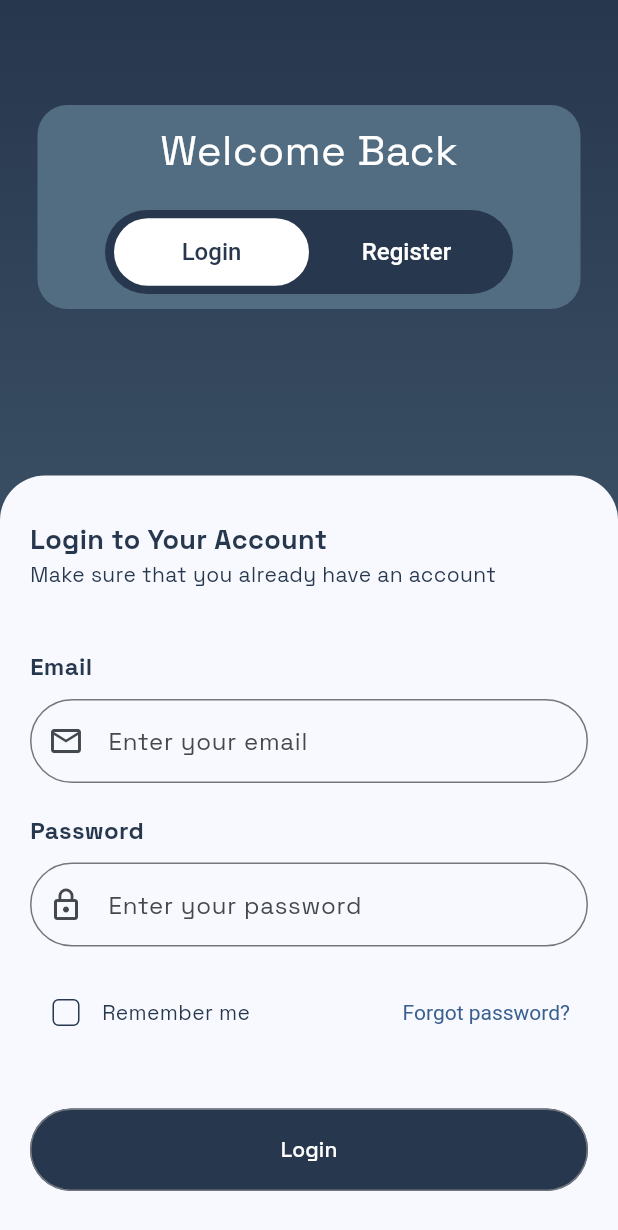
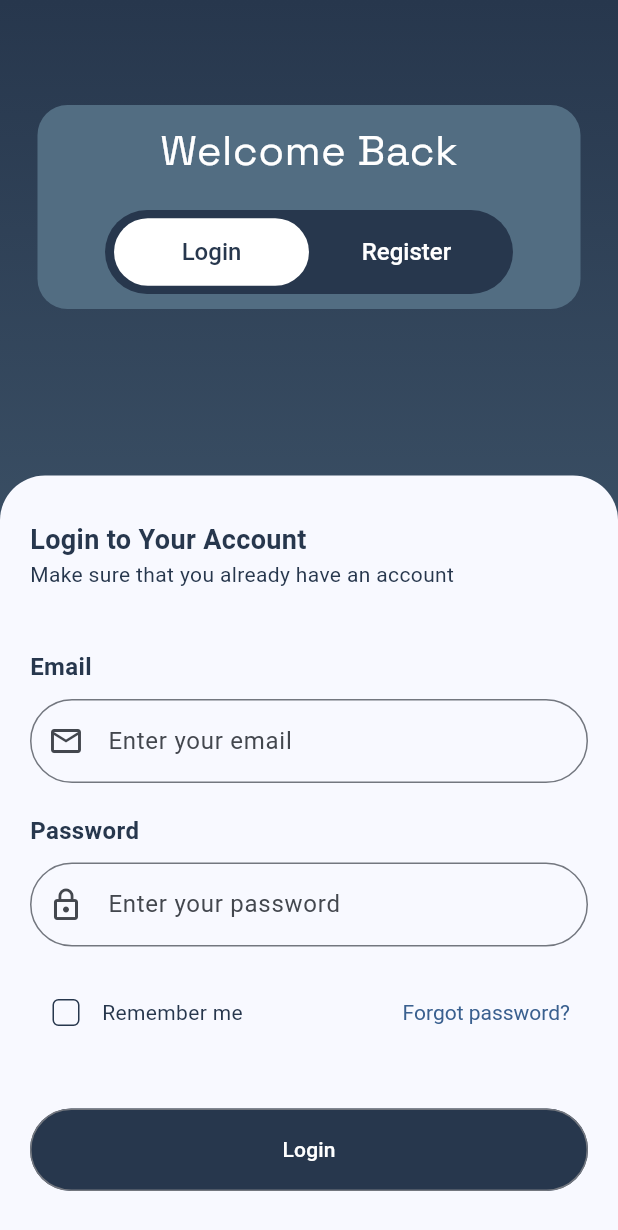
Before and after one commit to faustojc/workout_routine, a Flutter app: the screen it shows after launch, on a phone screen of 412 x 824 dp. Shown: the top 1230 px of the screen. Run offline on Flutter 3.47's test engine with Material 3 defaults, Android fonts, the phone set to English and light mode, and no system bars; our stand-ins replace connectivity_plus, internet_connection_checker_plus, supabase_flutter; missing offline and left inert: powersync; accounts and stored records are empty; statements that could not run were skipped.

Commit message:
Remove custom font

```diff
--- a/lib/main.dart
+++ b/lib/main.dart
@@ -27,7 +27,6 @@ class MainApp extends StatelessWidget {
         title: 'Strength and Conditioning',
         theme: ThemeData(
           colorScheme: ColorScheme.fromSeed(seedColor: ThemeColor.primary),
-          fontFamily: 'SpaceGrotesk',
           useMaterial3: true,
         ),
         onGenerateRoute: Routes.generateRoute,
```
